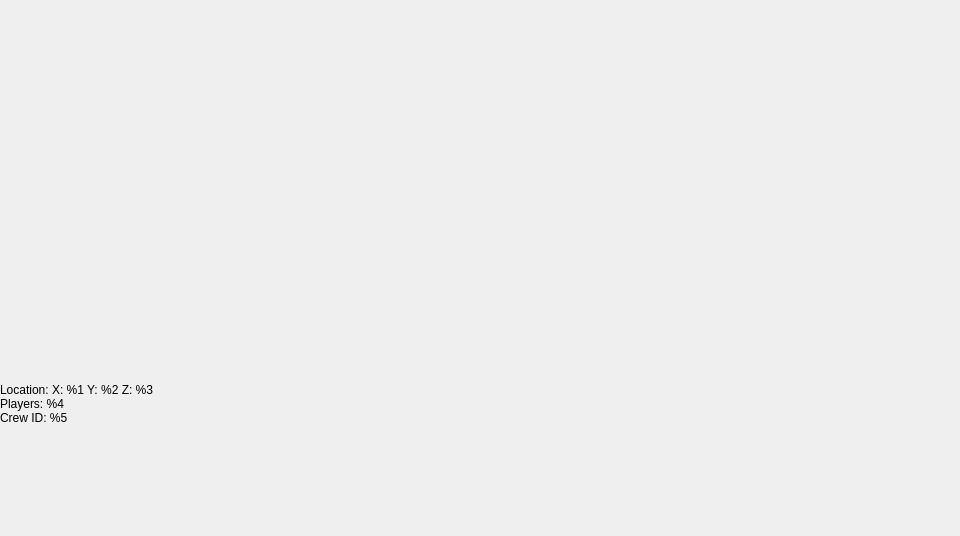
This is PictureDialog.ui in SyDevTeam/gta5view as Qt 5 draws it before an edit. The edited form follows.
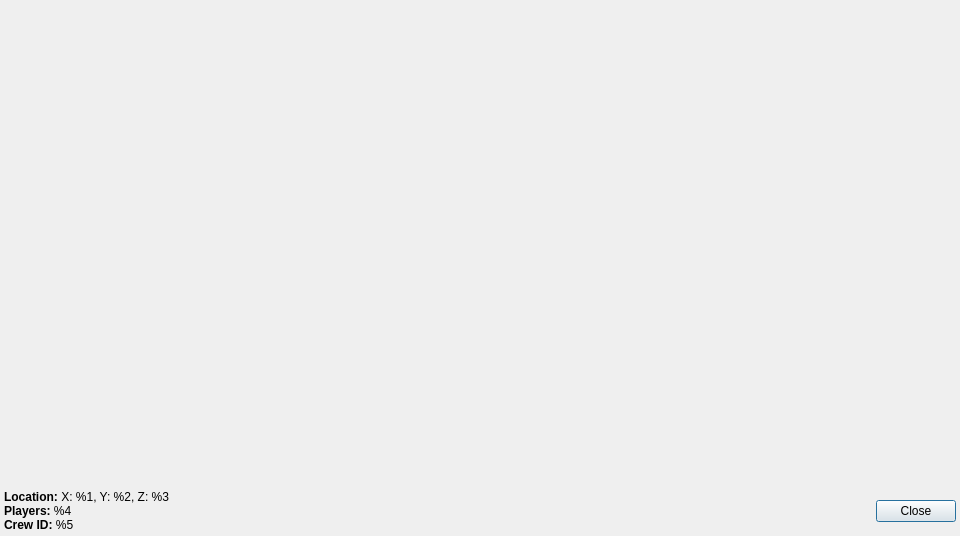
This is the edited form.

Commit message: picture dialog improved

What changed in the file:
```diff
--- a/PictureDialog.ui
+++ b/PictureDialog.ui
@@ -34,13 +34,47 @@
     </widget>
    </item>
    <item>
-    <widget class="QLabel" name="labJSON">
-     <property name="text">
-      <string>Location: X: %1 Y: %2 Z: %3
-Players: %4
-Crew ID: %5</string>
+    <layout class="QHBoxLayout" name="hlJSON">
+     <property name="leftMargin">
+      <number>4</number>
      </property>
-    </widget>
+     <property name="topMargin">
+      <number>4</number>
+     </property>
+     <property name="rightMargin">
+      <number>4</number>
+     </property>
+     <property name="bottomMargin">
+      <number>4</number>
+     </property>
+     <item>
+      <widget class="QLabel" name="labJSON">
+       <property name="text">
+        <string>&lt;span style=&quot; font-weight:600;&quot;&gt;Location:&lt;/span&gt; X: %1, Y: %2, Z: %3 &lt;br&gt;&lt;span style=&quot; font-weight:600;&quot;&gt;Players:&lt;/span&gt; %4&lt;br&gt;&lt;span style=&quot; font-weight:600;&quot;&gt;Crew ID:&lt;/span&gt; %5</string>
+       </property>
+      </widget>
+     </item>
+     <item>
+      <spacer name="hsJSON">
+       <property name="orientation">
+        <enum>Qt::Horizontal</enum>
+       </property>
+       <property name="sizeHint" stdset="0">
+        <size>
+         <width>0</width>
+         <height>0</height>
+        </size>
+       </property>
+      </spacer>
+     </item>
+     <item>
+      <widget class="QPushButton" name="cmdClose">
+       <property name="text">
+        <string>Close</string>
+       </property>
+      </widget>
+     </item>
+    </layout>
    </item>
   </layout>
  </widget>
```
The commit also changes 2 other files.
